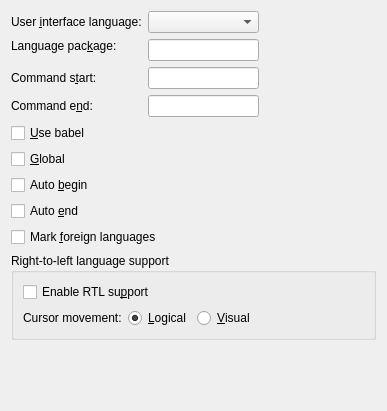
cburschka/lyx, file src/frontends/qt4/ui/PrefLanguageUi.ui: the form before one commit.
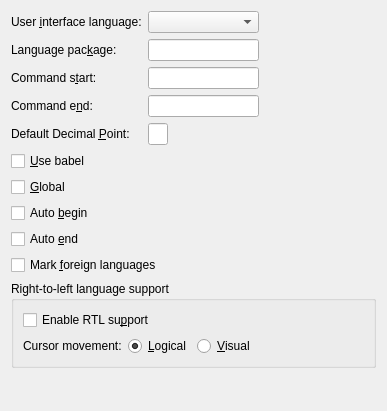
The form after the commit.

Commit message: add support for decimal alignment in tables

```diff
--- a/src/frontends/qt4/ui/PrefLanguageUi.ui
+++ b/src/frontends/qt4/ui/PrefLanguageUi.ui
@@ -43,27 +43,14 @@
      </property>
     </widget>
    </item>
-   <item row="1" column="2" rowspan="2">
+   <item row="1" column="2">
     <widget class="QLineEdit" name="languagePackageED">
      <property name="toolTip">
       <string>Enter the command to load the language package (default: babel)</string>
      </property>
     </widget>
    </item>
-   <item row="2" column="3" rowspan="2">
-    <spacer name="horizontalSpacer">
-     <property name="orientation">
-      <enum>Qt::Horizontal</enum>
-     </property>
-     <property name="sizeHint" stdset="0">
-      <size>
-       <width>102</width>
-       <height>20</height>
-      </size>
-     </property>
-    </spacer>
-   </item>
-   <item row="3" column="0" colspan="2">
+   <item row="2" column="0" colspan="2">
     <widget class="QLabel" name="startCommandLA">
      <property name="text">
       <string>Command s&amp;tart:</string>
@@ -73,14 +60,27 @@
      </property>
     </widget>
    </item>
-   <item row="3" column="2">
+   <item row="2" column="2">
     <widget class="QLineEdit" name="startCommandED">
      <property name="toolTip">
       <string>The LaTeX command that starts a switch to a foreign language</string>
      </property>
     </widget>
    </item>
-   <item row="4" column="0" colspan="2">
+   <item row="2" column="3">
+    <spacer name="horizontalSpacer">
+     <property name="orientation">
+      <enum>Qt::Horizontal</enum>
+     </property>
+     <property name="sizeHint" stdset="0">
+      <size>
+       <width>102</width>
+       <height>20</height>
+      </size>
+     </property>
+    </spacer>
+   </item>
+   <item row="3" column="0" colspan="2">
     <widget class="QLabel" name="endCommandLA">
      <property name="text">
       <string>Command e&amp;nd:</string>
@@ -90,13 +90,39 @@
      </property>
     </widget>
    </item>
-   <item row="4" column="2">
+   <item row="3" column="2">
     <widget class="QLineEdit" name="endCommandED">
      <property name="toolTip">
       <string>The LaTeX command that ends a switch to a foreign language</string>
      </property>
     </widget>
    </item>
+   <item row="4" column="0" colspan="2">
+    <widget class="QLabel" name="decimalPointL">
+     <property name="text">
+      <string>Default Decimal &amp;Point:</string>
+     </property>
+     <property name="buddy">
+      <cstring>defaultDecimalPointLE</cstring>
+     </property>
+    </widget>
+   </item>
+   <item row="4" column="2">
+    <widget class="QLineEdit" name="defaultDecimalPointLE">
+     <property name="maximumSize">
+      <size>
+       <width>20</width>
+       <height>16777215</height>
+      </size>
+     </property>
+     <property name="inputMask">
+      <string>X; </string>
+     </property>
+     <property name="alignment">
+      <set>Qt::AlignCenter</set>
+     </property>
+    </widget>
+   </item>
    <item row="5" column="0" colspan="2">
     <widget class="QCheckBox" name="useBabelCB">
      <property name="toolTip">
```
Left out of the diff: 5 changed lines with no effect on the pictures. The commit also changes 12 other files.
